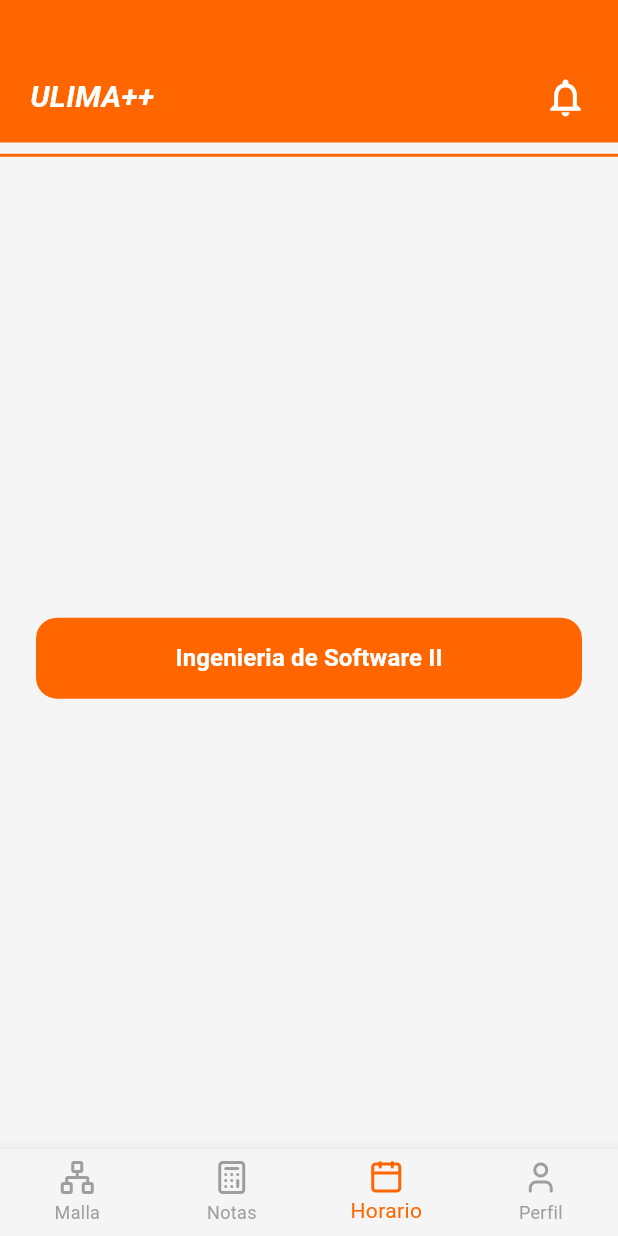
After one commit to linartic/ULima_Frontend_IS2, a Flutter app: the HomePage screen opened by its route, item 3 of the bottom bar chosen, on a phone screen of 412 x 824 dp. The commit adds this screen. Run offline on Flutter 3.47's test engine with Material 3 defaults, Android fonts, the phone set to English and light mode, and no system bars; our stand-ins replace get, lucide_icons_flutter.

Commit message:
navegacion en home con notas y horario ^^

```diff
--- a/lib/components/header/app_header.dart
+++ b/lib/components/header/app_header.dart
@@ -1,54 +1,37 @@
 import 'package:flutter/material.dart';
-
+import 'package:ulima_plus/configs/themes.dart';
 class AppHeader extends StatelessWidget {
 
 
-  final VoidCallback? onBack;
-
-  final VoidCallback? onMail;
-
-  const AppHeader({
-    super.key,
-
-    this.onBack,
-    this.onMail,
-  });
+  const AppHeader({super.key});
 
   @override
   Widget build(BuildContext context) {
     final colors = Theme.of(context).colorScheme;
+
     return Container(
-
-      color: colors.surface, // Naranja Ulima
-
-      padding: const EdgeInsets.only(
-        top: 50,
-        left: 20,
-        right: 20,
-        bottom: 15,
-      ),
-
+      color: MaterialTheme.headerColor(Theme.brightnessOf(context)),
+      padding: const EdgeInsets.only(top: 50, left: 20, right: 20, bottom: 15),
       child: Column(
         children: [
           Row(
             mainAxisAlignment: MainAxisAlignment.spaceBetween,
             children: [
-               Text(
+              Text(
                 'ULIMA++',
                 style: TextStyle(
-                  color: colors.onPrimary,   // Blanco para texto sobre naranja
+                  color: colors.onPrimary,
                   fontSize: 20,
                   fontStyle: FontStyle.italic,
                   fontWeight: FontWeight.bold,
                 ),
               ),
 
-              // NOTIFICACIONES
               Stack(
                 children: [
                   Icon(
                     Icons.notifications_none,
-                    color: colors.onPrimary,   // Blanco para texto sobre naranja
+                    color: colors.onPrimary,
                     size: 30,
                   ),
                 ],
--- a/lib/pages/anuncios/anuncios_page.dart
+++ b/lib/pages/anuncios/anuncios_page.dart
@@ -19,6 +19,6 @@ class AnunciosPage extends StatelessWidget {
 
     control.context = context;
 
-    return DescripCursos();
+    return DescripCursosPage();
   }
 }
--- a/lib/pages/home/home_page.dart
+++ b/lib/pages/home/home_page.dart
@@ -4,7 +4,8 @@ import 'package:flutter/material.dart';
 import 'package:get/get.dart';
 import 'package:ulima_plus/components/footer/app_footer.dart';
 import 'package:ulima_plus/components/header/app_header.dart';
-import 'package:ulima_plus/pages/descripCursos/descrip_cursos.dart';
+import 'package:ulima_plus/pages/calculadora/calculadora_page.dart';
+import 'package:ulima_plus/pages/horario_prueba/horario_prueba.dart';
 
 import 'home_controller.dart';
 
@@ -20,12 +21,11 @@ class _HomePageState extends State<HomePage> {
 
   int _currentIndex = 0;
 
-//aqui iran las paginas
+  //aqui iran las paginas
   final List<Widget> _pages = [
     Center(child: Text('Malla Curricular')),
-    Center(child: Text('Simulador de Notas')),
-    //DESCRIPCION DE CURSOS PARA PRUEBA - AL FINAL AQUI IRIA EL HORARIO
-    Center(child: DescripCursos()),
+    Center(child: CalculadoraPage()),
+    Center(child: HorarioPage()),
     Center(child: Text('Perfil')),
   ];
 
@@ -35,15 +35,30 @@ class _HomePageState extends State<HomePage> {
 
   @override
   Widget build(BuildContext context) {
+    final colors = Theme.of(context).colorScheme;
+
+    //HEADER
     return Scaffold(
+      backgroundColor: colors.surface,
+      body: Column(
+        children: [
+          const AppHeader(),
 
-      appBar: AppHeader(),
+          SizedBox(height: 0.5),
 
-      body: _buildBody(),
+          Divider(
+            color: colors.primaryContainer,
+            thickness: 2.0,
+          ),
 
+          //CUERPO
+          Expanded(child: _buildBody()),
+
+        ],
+      ),
+      //FOOTER
       bottomNavigationBar: AppFooter(
         currentIndex: _currentIndex,
-
         onTap: (index) {
           setState(() {
             _currentIndex = index;
--- /dev/null
+++ b/lib/pages/horario_prueba/horario_prueba.dart
@@ -0,0 +1,36 @@
+import 'package:flutter/material.dart';
+import 'package:get/get.dart';
+
+import '../descripCursos/descrip_cursos.dart';
+
+class HorarioPage extends StatelessWidget {
+  const HorarioPage({super.key});
+
+  @override
+  Widget build(BuildContext context) {
+    final colors = Theme.of(context).colorScheme;
+
+    return Center(
+      child: Padding(
+        padding: const EdgeInsets.all(24),
+        child: FilledButton(
+          onPressed: () {
+            Get.to(() => DescripCursosPage());
+          },
+          style: FilledButton.styleFrom(
+            backgroundColor: colors.primary,
+            foregroundColor: colors.onPrimary,
+            minimumSize: const Size(double.infinity, 54),
+            shape: RoundedRectangleBorder(
+              borderRadius: BorderRadius.circular(14),
+            ),
+          ),
+          child: const Text(
+            'Ingenieria de Software II',
+            style: TextStyle(fontSize: 16, fontWeight: FontWeight.w700),
+          ),
+        ),
+      ),
+    );
+  }
+}
```
Also changed, not shown: lib/components/infoCursos/card_anuncio.dart (+7 -1 lines), lib/configs/theme.dart (deleted, +0 -198 lines), lib/configs/themes.dart (+46 -40 lines), lib/main.dart (+9 -1 lines), lib/pages/calculadora/calculadora_page.dart (+2 -16 lines), lib/pages/descripCursos/descrip_cursos.dart (+49 -19 lines).
